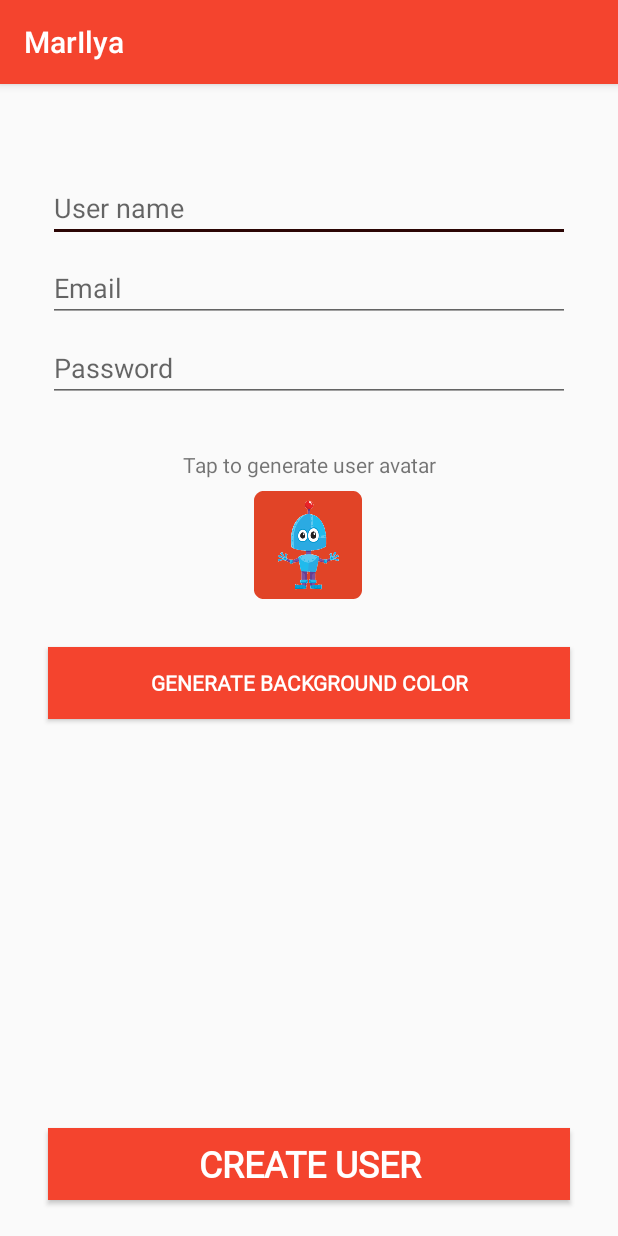
After one commit to MariaV1692/Marilya, an Android app: the CreateUserActivity screen opened directly, with no data from a screen before it, on a phone screen of 412 x 824 dp. The commit adds this screen. Run offline under Robolectric (Android 15) with nearby library versions, the phone set to English and light mode, and no system bars.

Commit message:
New registration screen

```diff
--- a/app/build.gradle
+++ b/app/build.gradle
@@ -24,7 +24,7 @@ android {
 
 dependencies {
     implementation fileTree(dir: 'libs', include: ['*.jar'])
-    implementation"org.jetbrains.kotlin:kotlin-stdlib-jdk7:$kotlin_version"
+    implementation "org.jetbrains.kotlin:kotlin-stdlib-jdk7:$kotlin_version"
     implementation 'com.android.support:appcompat-v7:28.0.0'
     implementation 'com.android.support:design:28.0.0'
     implementation 'com.android.support.constraint:constraint-layout:1.1.3'
--- a/app/src/main/AndroidManifest.xml
+++ b/app/src/main/AndroidManifest.xml
@@ -1,7 +1,6 @@
 <?xml version="1.0" encoding="utf-8"?>
 <manifest xmlns:android="http://schemas.android.com/apk/res/android"
           package="com.mariav.marilya">
-
     <!-- To auto-complete the email text field in the login form with the user's emails -->
     <uses-permission android:name="android.permission.GET_ACCOUNTS"/>
     <uses-permission android:name="android.permission.READ_PROFILE"/>
@@ -14,6 +13,8 @@
             android:roundIcon="@mipmap/ic_my_robot_round"
             android:supportsRtl="true"
             android:theme="@style/AppTheme">
+        <activity android:name=".CreateUserActivity">
+        </activity>
         <activity
                 android:name=".LoginActivity"
                 android:label="@string/title_activity_login">
@@ -28,7 +29,10 @@
                 <category android:name="android.intent.category.LAUNCHER"/>
             </intent-filter>
         </activity>
-        <meta-data android:name="preloaded_fonts" android:resource="@array/preloaded_fonts"/>
+
+        <meta-data
+                android:name="preloaded_fonts"
+                android:resource="@array/preloaded_fonts"/>
     </application>
 
 </manifest>
--- /dev/null
+++ b/app/src/main/java/com/mariav/marilya/CreateUserActivity.kt
@@ -0,0 +1,12 @@
+package com.mariav.marilya
+
+import android.support.v7.app.AppCompatActivity
+import android.os.Bundle
+
+class CreateUserActivity : AppCompatActivity() {
+
+    override fun onCreate(savedInstanceState: Bundle?) {
+        super.onCreate(savedInstanceState)
+        setContentView(R.layout.activity_create_user)
+    }
+}
--- a/app/src/main/java/com/mariav/marilya/LoginActivity.kt
+++ b/app/src/main/java/com/mariav/marilya/LoginActivity.kt
@@ -23,6 +23,7 @@ import android.widget.TextView
 
 import java.util.ArrayList
 import android.Manifest.permission.READ_CONTACTS
+import android.content.Intent
 
 import kotlinx.android.synthetic.main.activity_login.*
 
@@ -41,4 +42,9 @@ class LoginActivity : AppCompatActivity() {
     fun onBtnSignInClicked(view: View) {
 
     }
+
+    fun onBtnSignUpClicked(view: View) {
+        val signup_screen = Intent(this,CreateUserActivity::class.java)
+        startActivity(signup_screen)
+    }
 }
--- /dev/null
+++ b/app/src/main/res/layout/activity_create_user.xml
@@ -0,0 +1,74 @@
+<?xml version="1.0" encoding="utf-8"?>
+<android.support.constraint.ConstraintLayout
+        xmlns:android="http://schemas.android.com/apk/res/android"
+        xmlns:tools="http://schemas.android.com/tools"
+        xmlns:app="http://schemas.android.com/apk/res-auto"
+        android:layout_width="match_parent"
+        android:layout_height="match_parent"
+        tools:context=".CreateUserActivity">
+
+    <EditText
+            android:layout_width="0dp"
+            android:layout_height="wrap_content"
+            android:inputType="textPersonName"
+            android:ems="10"
+            android:id="@+id/inpRegUser" android:layout_marginTop="60dp"
+            app:layout_constraintTop_toTopOf="parent" android:layout_marginEnd="32dp"
+            app:layout_constraintEnd_toEndOf="parent" android:layout_marginStart="32dp"
+            app:layout_constraintStart_toStartOf="parent" android:hint="User name"/>
+    <EditText
+            android:layout_width="0dp"
+            android:layout_height="wrap_content"
+            android:inputType="textPersonName"
+            android:ems="10"
+            android:id="@+id/inpRegEmail" android:layout_marginTop="8dp"
+            app:layout_constraintTop_toBottomOf="@+id/inpRegUser" android:layout_marginEnd="32dp"
+            app:layout_constraintEnd_toEndOf="parent" android:layout_marginStart="32dp"
+            app:layout_constraintStart_toStartOf="parent" android:hint="Email"
+            app:layout_constraintHorizontal_bias="0.0"/>
+    <EditText
+            android:layout_width="0dp"
+            android:layout_height="wrap_content"
+            android:inputType="textPassword"
+            android:ems="10"
+            android:id="@+id/inpRegPass" android:layout_marginTop="8dp"
+            app:layout_constraintTop_toBottomOf="@+id/inpRegEmail" android:layout_marginStart="32dp"
+            app:layout_constraintStart_toStartOf="parent" android:layout_marginEnd="32dp"
+            app:layout_constraintEnd_toEndOf="parent" android:hint="Password"/>
+    <TextView
+            android:text="Tap to generate user avatar"
+            android:layout_width="wrap_content"
+            android:layout_height="wrap_content"
+            android:id="@+id/textView" android:layout_marginTop="32dp"
+            app:layout_constraintTop_toBottomOf="@+id/inpRegPass" app:layout_constraintStart_toStartOf="parent"
+            android:layout_marginStart="8dp" app:layout_constraintEnd_toEndOf="parent"
+            android:layout_marginEnd="8dp" android:textAlignment="center"/>
+    <ImageButton
+            android:layout_width="wrap_content"
+            android:layout_height="wrap_content" app:srcCompat="@mipmap/ic_my_robot"
+            android:id="@+id/btnAvatar"
+            app:layout_constraintEnd_toEndOf="parent"
+            android:layout_marginEnd="8dp" app:layout_constraintStart_toStartOf="parent"
+            android:layout_marginStart="8dp"
+            app:layout_constraintHorizontal_bias="0.498" android:layout_marginTop="8dp"
+            app:layout_constraintTop_toBottomOf="@+id/textView" android:background="@android:color/transparent"/>
+    <Button
+            android:text="Generate Background color"
+            android:layout_width="0dp"
+            android:layout_height="wrap_content"
+            android:id="@+id/btnGenerateBackgroundColor" android:layout_marginTop="32dp"
+            app:layout_constraintTop_toBottomOf="@+id/btnAvatar" app:layout_constraintStart_toStartOf="parent"
+            android:layout_marginStart="32dp" app:layout_constraintEnd_toEndOf="parent" android:layout_marginEnd="32dp"
+            android:background="@color/colorPrimary" android:textColor="#FFFFFF" android:fontFamily="@font/pompiere"
+            android:textStyle="bold" android:textSize="14sp"/>
+    <Button
+            android:text="Create user"
+            android:layout_width="0dp"
+            android:layout_height="wrap_content"
+            android:id="@+id/button2"
+            android:layout_marginBottom="24dp" app:layout_constraintBottom_toBottomOf="parent"
+            android:background="@color/colorPrimary" android:textColor="#FFFFFF" android:layout_marginStart="32dp"
+            app:layout_constraintStart_toStartOf="parent" android:layout_marginEnd="32dp"
+            app:layout_constraintEnd_toEndOf="parent" android:fontFamily="@font/pompiere" android:textStyle="bold"
+            android:textSize="24sp"/>
+</android.support.constraint.ConstraintLayout>
--- a/app/src/main/res/layout/activity_login.xml
+++ b/app/src/main/res/layout/activity_login.xml
@@ -71,9 +71,20 @@
                     android:layout_height="wrap_content"
                     android:layout_marginTop="16dp"
                     android:text="SIGN IN"
-                    android:fontFamily="@font/pompiere" android:textStyle="bold"
-                    android:background="@color/colorPrimary" android:textColor="@color/colorAccent"
+                    android:fontFamily="@font/pompiere"
+                    android:background="@color/colorPrimary" android:textColor="#FFFFFF"
                     android:textSize="24sp" android:onClick="onBtnSignInClicked"/>
+            <TextView
+                    android:text="Don't have an account?"
+                    android:layout_width="match_parent"
+                    android:layout_height="wrap_content" android:id="@+id/textView5" android:textAlignment="center"
+                    android:layout_marginTop="25dp" android:fontFamily="@font/pompiere"/>
+            <Button
+                    android:text="Sign Up"
+                    android:layout_width="match_parent"
+                    android:layout_height="wrap_content" android:id="@+id/btnSignUp" android:layout_marginTop="10dp"
+                    android:background="@color/colorPrimary" android:fontFamily="@font/pompiere"
+                    android:textColor="#FFFFFF" android:textStyle="bold" android:onClick="onBtnSignUpClicked"/>
 
         </LinearLayout>
     </ScrollView>
```
